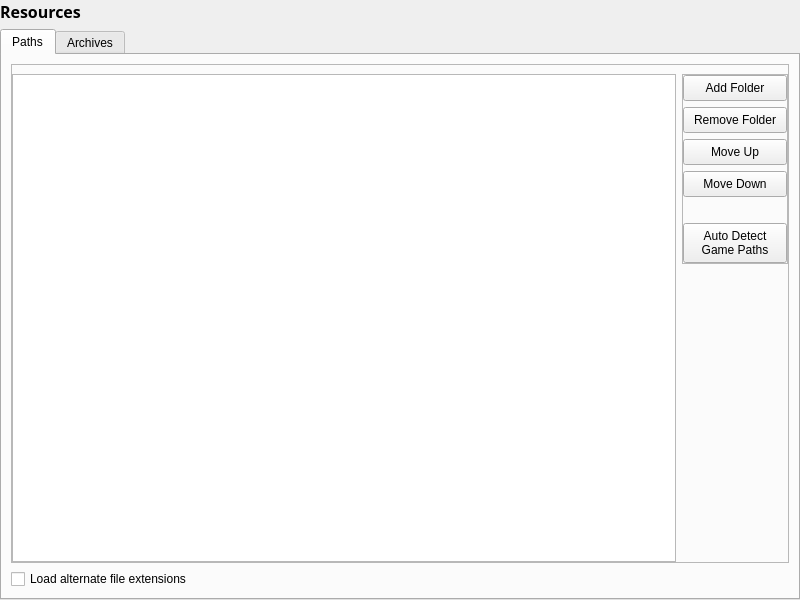
This is src/ui/settingsresources.ui in niftools/nifskope as Qt 5 draws it before an edit. The edited form follows.
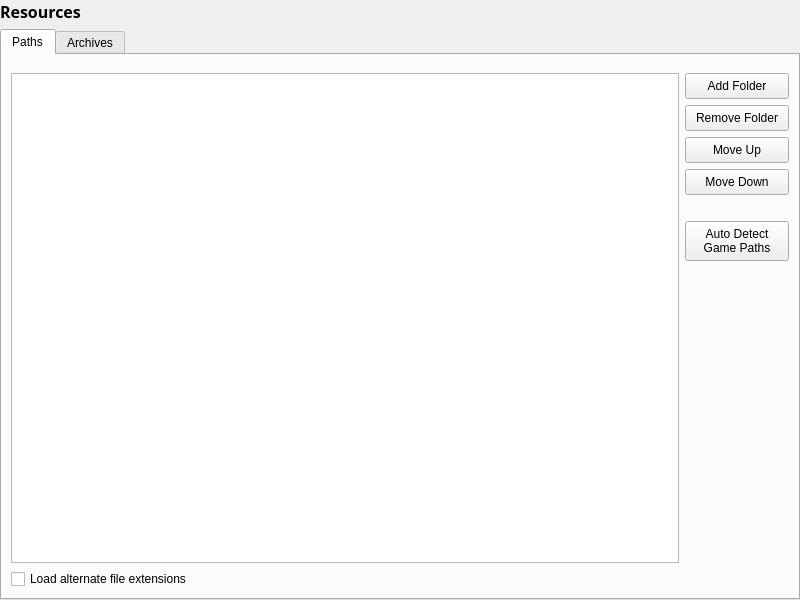
This is the edited form.

What changed in the file:
```diff
--- a/src/ui/settingsresources.ui
+++ b/src/ui/settingsresources.ui
@@ -65,12 +65,6 @@
       <layout class="QVBoxLayout" name="verticalLayout_2">
        <item>
         <widget class="QFrame" name="frame">
-         <property name="frameShape">
-          <enum>QFrame::StyledPanel</enum>
-         </property>
-         <property name="frameShadow">
-          <enum>QFrame::Raised</enum>
-         </property>
          <layout class="QHBoxLayout" name="horizontalLayout">
           <property name="leftMargin">
            <number>0</number>
@@ -89,12 +83,6 @@
             <property name="styleSheet">
              <string notr="true">QPushButton { padding: 5px 10px; }</string>
             </property>
-            <property name="frameShape">
-             <enum>QFrame::StyledPanel</enum>
-            </property>
-            <property name="frameShadow">
-             <enum>QFrame::Raised</enum>
-            </property>
             <layout class="QVBoxLayout" name="verticalLayout_3">
              <property name="leftMargin">
               <number>0</number>
```
Left out of the diff: 12 changed lines with no effect on the pictures.
